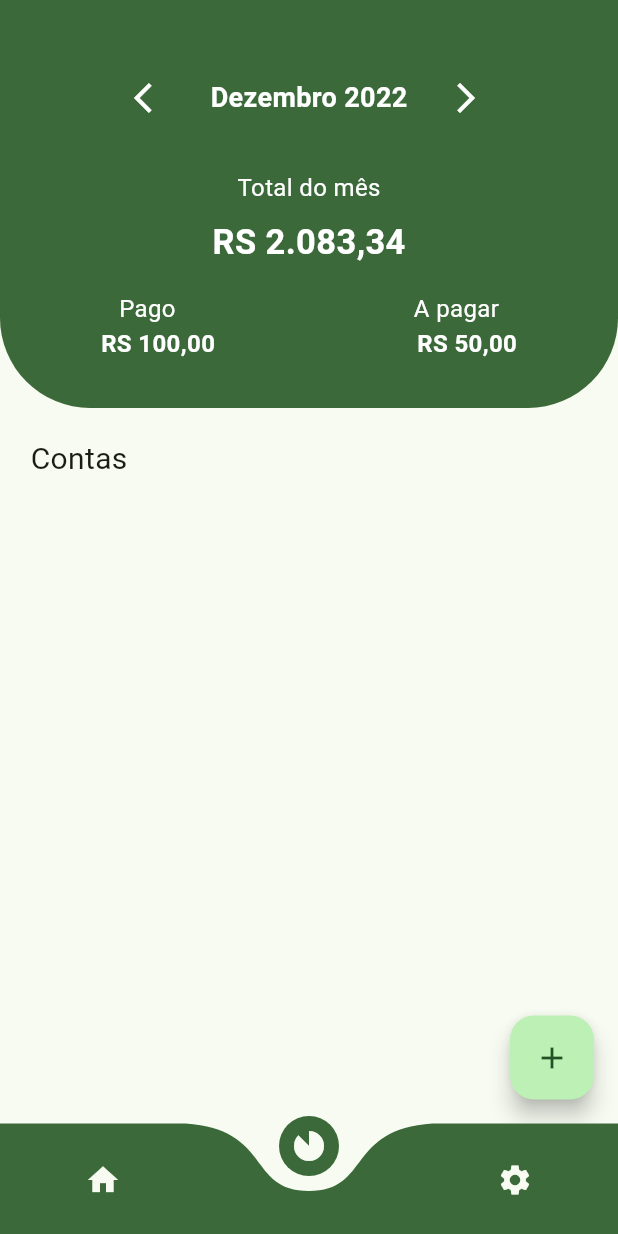
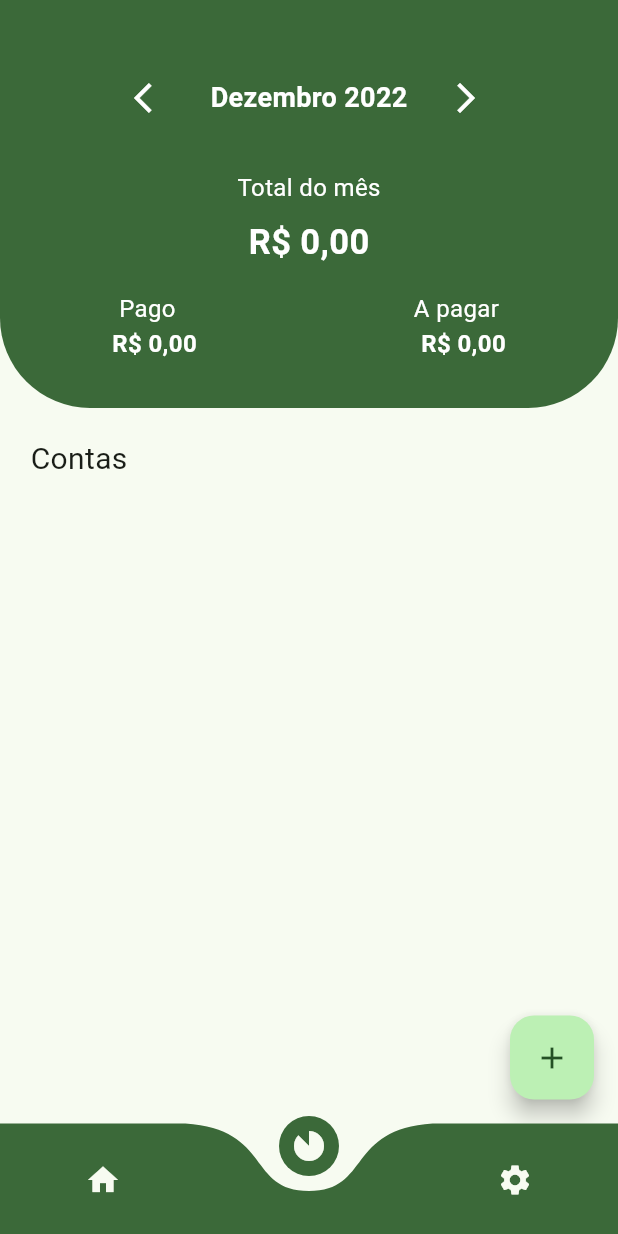
Before and after one commit to brunocaavalcante/Organiza, a Flutter app: the screen it shows once a user with an empty profile is signed in, item 2 of the bottom bar chosen, after a tap on the "arrow back ios" icon, on a phone screen of 412 x 824 dp. Run offline on Flutter 3.47's test engine with Material 2 defaults, Android fonts, the phone set to English and light mode, and no system bars; drawn by our look-alikes of curved_navigation_bar; our stand-ins replace cloud_firestore, file_picker, firebase_auth, firebase_core, firebase_storage, mask_text_input_formatter; accounts and stored records are empty.

Commit message:
Atualiza totalizadores

```diff
--- a/app/lib/models/operacao.dart
+++ b/app/lib/models/operacao.dart
@@ -51,6 +51,6 @@ class Operacao {
 
 enum Status { Pago, Pendente }
 
-enum TipoOperacao { Despesa, Recibo }
+enum TipoOperacao { Nenhum, Despesa, Recibo }
 
 enum TipoFrequencia { Nunca, Sempre, Parcelado }
--- a/app/lib/pages/despesas/home_despesa_page.dart
+++ b/app/lib/pages/despesas/home_despesa_page.dart
@@ -19,6 +19,9 @@ class _HomeDespesaPageState extends State<HomeDespesaPage> {
   var height;
   var width;
   Color? colorOnPrimary;
+  double totalPago = 0;
+  double totalPagar = 0;
+  double total = 0;
   UserService? auth;
   late DateTime data = DateTime.now();
   List mes = [
@@ -42,6 +45,7 @@ class _HomeDespesaPageState extends State<HomeDespesaPage> {
     height = MediaQuery.of(context).size.height;
     width = MediaQuery.of(context).size.width;
     colorOnPrimary = Theme.of(context).colorScheme.onPrimary;
+    auth = Provider.of<UserService>(context);
 
     return Scaffold(
       body: body(),
@@ -65,6 +69,31 @@ class _HomeDespesaPageState extends State<HomeDespesaPage> {
   }
 
   containerTop() {
+    return StreamBuilder<QuerySnapshot>(
+      stream: FirebaseFirestore.instance
+          .collection('despesas')
+          .doc(auth!.usuario!.uid.toString())
+          .collection("${data.month}${data.year}")
+          .snapshots(),
+      builder: (BuildContext context, AsyncSnapshot<QuerySnapshot> snapshot) {
+        if (snapshot.hasError) {
+          return const Text('Algo deu errado.');
+        }
+
+        if (snapshot.connectionState == ConnectionState.waiting) {
+          return const Center(
+            child: CircularProgressIndicator(),
+          );
+        }
+        totalPagar = 0;
+        totalPago = 0;
+        total = 0;
+        for (var element in snapshot.data!.docs) {
+          Map<String, dynamic> data = element.data()! as Map<String, dynamic>;
+          data["Id"] = element.id;
+          var operacao = Operacao().toEntity(data);
+          atualizaTotalizadores(operacao);
+        }
         return Container(
           width: width,
           height: height * 0.33,
@@ -82,7 +111,7 @@ class _HomeDespesaPageState extends State<HomeDespesaPage> {
                 IconButton(
                     onPressed: () {
                       setState(() {
-                    data = new DateTime(data.year, data.month - 1, data.day);
+                        data = DateTime(data.year, data.month - 1, data.day);
                       });
                     },
                     icon: Icon(Icons.arrow_back_ios, color: colorOnPrimary)),
@@ -96,7 +125,7 @@ class _HomeDespesaPageState extends State<HomeDespesaPage> {
                 IconButton(
                     onPressed: () {
                       setState(() {
-                    data = new DateTime(data.year, data.month + 1, data.day);
+                        data = DateTime(data.year, data.month + 1, data.day);
                       });
                     },
                     icon: Icon(Icons.arrow_forward_ios, color: colorOnPrimary))
@@ -105,9 +134,10 @@ class _HomeDespesaPageState extends State<HomeDespesaPage> {
             SizedBox(height: height * 0.03),
             Text("Total do mês",
                 style: TextStyle(
-                color: Theme.of(context).colorScheme.onPrimary, fontSize: 16)),
+                    color: Theme.of(context).colorScheme.onPrimary,
+                    fontSize: 16)),
             SizedBox(height: height * 0.01),
-        Text("RS 2.083,34",
+            Text("${FormatarMoeda.formatar(total)}",
                 style: TextStyle(
                     color: Theme.of(context).colorScheme.onPrimary,
                     fontSize: 23,
@@ -124,12 +154,12 @@ class _HomeDespesaPageState extends State<HomeDespesaPage> {
                       fontSize: 16)),
             ]),
             Row(mainAxisAlignment: MainAxisAlignment.spaceAround, children: [
-          Text("RS 100,00",
+              Text("${FormatarMoeda.formatar(totalPago)}",
                   style: TextStyle(
                       fontWeight: FontWeight.bold,
                       color: Theme.of(context).colorScheme.onPrimary,
                       fontSize: 16)),
-          Text("RS 50,00",
+              Text("${FormatarMoeda.formatar(totalPagar)}",
                   style: TextStyle(
                       fontWeight: FontWeight.bold,
                       color: Theme.of(context).colorScheme.onPrimary,
@@ -137,10 +167,22 @@ class _HomeDespesaPageState extends State<HomeDespesaPage> {
             ])
           ]),
         );
+      },
+    );
+  }
+
+  atualizaTotalizadores(Operacao item) {
+    if (item.tipoOperacao == TipoOperacao.Despesa.index) {
+      totalPagar = totalPagar + item.valor;
+      total = total + item.valor;
+    }
+    if (item.tipoOperacao == TipoOperacao.Recibo.index) {
+      totalPago = totalPago + item.valor;
+      totalPagar = totalPagar - totalPago;
+    }
   }
 
   containerMenu() {
-    auth = Provider.of<UserService>(context);
     return Container(
         width: MediaQuery.of(context).size.width * 0.95,
         height: MediaQuery.of(context).size.height * 0.53,
@@ -188,20 +230,33 @@ class _HomeDespesaPageState extends State<HomeDespesaPage> {
               Map<String, dynamic> data =
                   document.data()! as Map<String, dynamic>;
               data["Id"] = document.id;
-              var despesa = Operacao().toEntity(data);
-
+              var operacao = Operacao().toEntity(data);
               return Container(
                   width: MediaQuery.of(context).size.width,
                   margin: const EdgeInsets.only(bottom: 5, top: 5),
                   child: Card(
                       child: ListTile(
-                          trailing: Text(
-                            FormatarMoeda.formatar(despesa.valor),
+                          trailing: Column(
+                            crossAxisAlignment: CrossAxisAlignment.end,
+                            mainAxisAlignment: MainAxisAlignment.center,
+                            children: [
+                              (operacao.totalParcelas > 0
+                                  ? Text(
+                                      "${operacao.parcelasPagas}/${operacao.totalParcelas}",
+                                      style: const TextStyle(
+                                          fontWeight: FontWeight.bold),
+                                    )
+                                  : const Text("")),
+                              Text(
+                                FormatarMoeda.formatar(operacao.valor),
                                 style: TextStyle(
                                     fontWeight: FontWeight.bold,
-                                color: despesa.valor > 0
-                                    ? Colors.green
-                                    : Colors.red),
+                                    color: operacao.tipoOperacao ==
+                                            TipoOperacao.Recibo.index
+                                        ? Theme.of(context).colorScheme.primary
+                                        : Theme.of(context).colorScheme.error),
+                              )
+                            ],
                           ),
                           /* leading: Container(
                               width: 50,
@@ -209,15 +264,10 @@ class _HomeDespesaPageState extends State<HomeDespesaPage> {
                               clipBehavior: Clip.antiAlias,
                               decoration:
                                   const BoxDecoration(shape: BoxShape.circle),
-                              child: operacao.photoContribuinte == ""
-                                  ? Image.asset("imagens/logo_sem_nome.png",
-                                      fit: BoxFit.cover)
-                                  : Image.network(
-                                      operacao.photoContribuinte as String,
-                                      fit: BoxFit.cover)),*/
+                              child: Icon(Icons.ac_unit_rounded)),*/
                           subtitle: Text(
-                              DateUltils.formatarData(despesa.dataCadastro)),
-                          title: Text(despesa.descricao.toString(),
+                              DateUltils.formatarData(operacao.dataCadastro)),
+                          title: Text(operacao.descricao.toString(),
                               textAlign: TextAlign.start))));
             }).toList(),
           );
```
Lines whose indentation alone changed are shown as unchanged.
